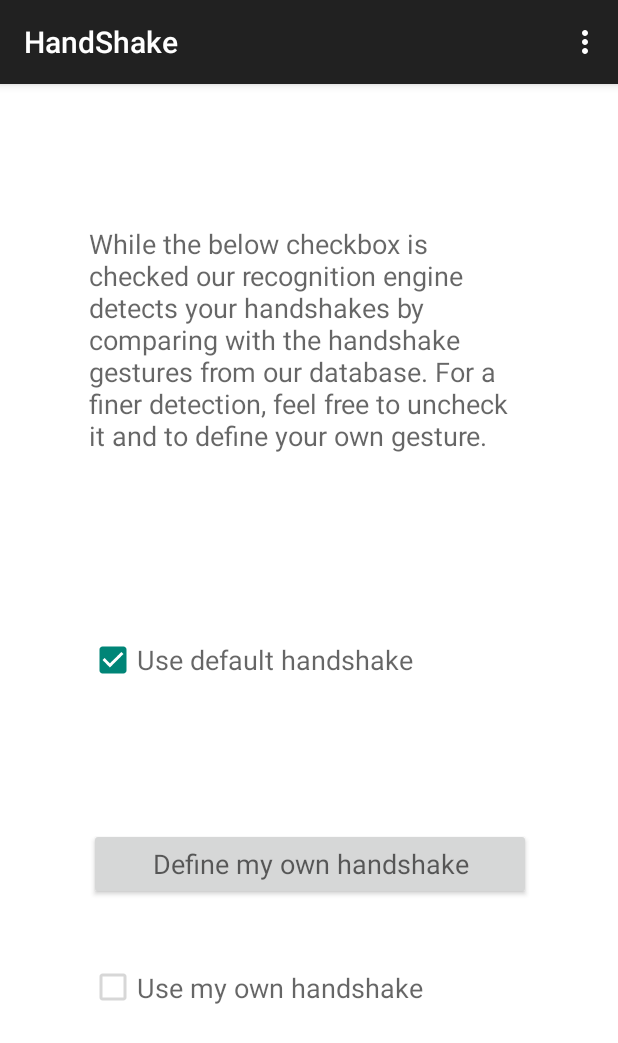
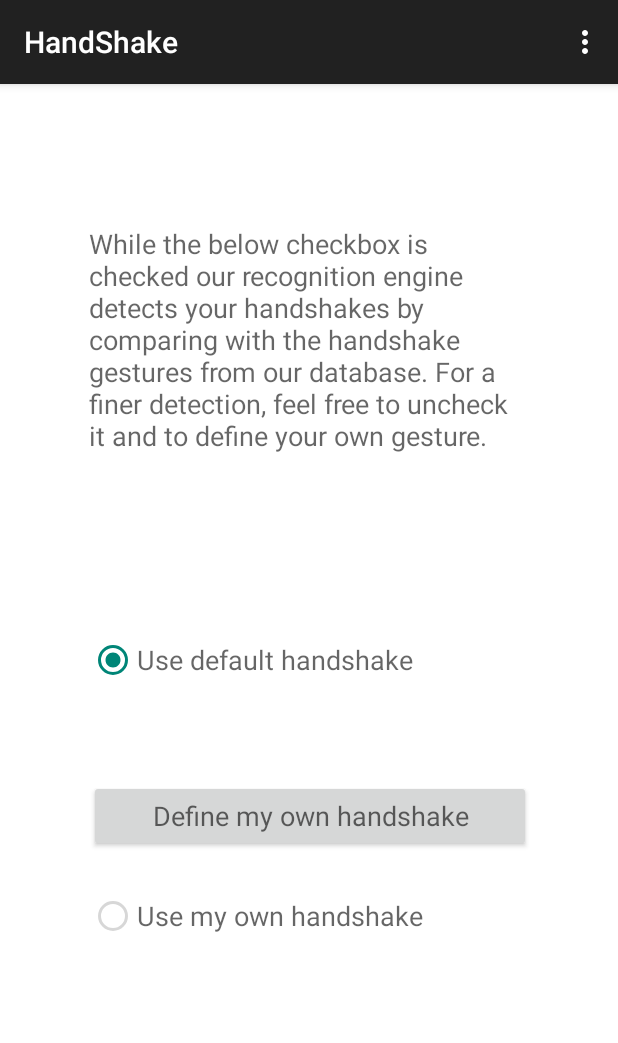
Before and after one commit to mvladm14/salute, an Android app: the HandShake screen opened directly, with no data from a screen before it, on a phone screen of 412 x 824 dp. Shown: the top 1043 px of the screen. Run offline under Robolectric (Android 15) with nearby library versions, the phone set to English and light mode, and no system bars; 3 statements that could not run were skipped.

Commit message:
Stored hardcoded handshake gesture in a file / list_in_memory

```diff
--- a/app/src/main/java/com/salve/activities/HandShake.java
+++ b/app/src/main/java/com/salve/activities/HandShake.java
@@ -5,11 +5,14 @@ import android.content.SharedPreferences;
 import android.os.Bundle;
 import android.preference.PreferenceManager;
 import android.support.v7.app.AppCompatActivity;
+import android.text.Editable;
+import android.text.TextWatcher;
 import android.view.Menu;
 import android.view.MenuItem;
 import android.view.View;
-import android.widget.CheckBox;
 import android.widget.CompoundButton;
+import android.widget.ImageView;
+import android.widget.RadioButton;
 import android.widget.TextView;
 
 import com.salve.R;
@@ -21,11 +24,14 @@ import java.util.Date;
 
 public class HandShake extends AppCompatActivity {
 
+    private static final String TAG = "HandShake";
+
     private HandShakeOpsImpl handShakeOps;
 
-    private CheckBox myOwnGesture;
-    private CheckBox defaultGesture;
+    private RadioButton myOwnGesture;
+    private RadioButton defaultGesture;
     private TextView gestureLearnedTextView;
+    private ImageView trashImageView;
 
     @Override
     protected void onCreate(Bundle savedInstanceState) {
@@ -45,26 +51,56 @@ public class HandShake extends AppCompatActivity {
     }
 
     private void initializeUIFields() {
-        myOwnGesture = (CheckBox) findViewById(R.id.handshake_myOwnGesture);
-        defaultGesture = (CheckBox) findViewById(R.id.handshake_defaultGesture);
+
+        trashImageView = (ImageView) findViewById(R.id.trashImageView);
+        myOwnGesture = (RadioButton) findViewById(R.id.handshake_myOwnGesture);
+        defaultGesture = (RadioButton) findViewById(R.id.handshake_defaultGesture);
         gestureLearnedTextView = (TextView) findViewById(R.id.handshake_gestureLearnedMessage);
+
+        trashImageView.setVisibility(View.INVISIBLE);
+
+        gestureLearnedTextView.addTextChangedListener(new TextWatcher() {
+            @Override
+            public void beforeTextChanged(CharSequence charSequence, int i, int i1, int i2) {
+
+            }
+
+            @Override
+            public void onTextChanged(CharSequence charSequence, int i, int i1, int i2) {
+                if (charSequence.length() == 0) {
+                    trashImageView.setVisibility(View.INVISIBLE);
+                    myOwnGesture.setEnabled(false);
+                } else {
+                    trashImageView.setVisibility(View.VISIBLE);
+                    myOwnGesture.setEnabled(true);
+                }
+            }
+
+            @Override
+            public void afterTextChanged(Editable editable) {
+
+            }
+        });
 
         Context ctx = getApplicationContext();
         SharedPreferences prefs = PreferenceManager.getDefaultSharedPreferences(ctx);
         defaultGesture.setChecked(prefs.getBoolean(SalvePreferences.DEFAULT_GESTURE, true));
         myOwnGesture.setChecked(prefs.getBoolean(SalvePreferences.MY_OWN_GESTURE, false));
+        gestureLearnedTextView.setText(prefs.getString(SalvePreferences.OWN_GESTURE_DEFINE_DATE, ""));
 
         myOwnGesture.setOnCheckedChangeListener(new CompoundButton.OnCheckedChangeListener() {
             @Override
             public void onCheckedChanged(CompoundButton compoundButton, boolean b) {
                 if (b) {
                     defaultGesture.setChecked(false);
+                    handShakeOps.restartClassification(SalvePreferences.MY_OWN_GESTURE);
                 }
                 Context ctx = getApplicationContext();
                 SharedPreferences prefs = PreferenceManager.getDefaultSharedPreferences(ctx);
                 SharedPreferences.Editor editor = prefs.edit();
                 editor.putBoolean(SalvePreferences.MY_OWN_GESTURE, b);
                 editor.apply();
+
             }
         });
 
@@ -73,6 +109,7 @@ public class HandShake extends AppCompatActivity {
             public void onCheckedChanged(CompoundButton compoundButton, boolean b) {
                 if (b) {
                     myOwnGesture.setChecked(false);
+                    handShakeOps.restartClassification(SalvePreferences.DEFAULT_GESTURE);
                 }
 
                 Context ctx = getApplicationContext();
@@ -122,5 +159,19 @@ public class HandShake extends AppCompatActivity {
 
         gestureLearnedTextView.setText(String.format("%s", "Defined on " + currentDateandTime));
         myOwnGesture.setEnabled(true);
+
+        Context ctx = getApplicationContext();
+        SharedPreferences prefs = PreferenceManager.getDefaultSharedPreferences(ctx);
+        SharedPreferences.Editor editor = prefs.edit();
+        editor.putString(SalvePreferences.OWN_GESTURE_DEFINE_DATE, String.format("%s", "Defined on " + currentDateandTime));
+        editor.apply();
+    }
+
+    public void deleteGestureData(View view) {
+        gestureLearnedTextView.setText("");
+        myOwnGesture.setChecked(false);
+        myOwnGesture.setEnabled(false);
+        defaultGesture.setChecked(true);
+        handShakeOps.deleteGestureData();
     }
 }
--- a/app/src/main/java/com/salve/activities/commands/StartTrainingCommand.java
+++ b/app/src/main/java/com/salve/activities/commands/StartTrainingCommand.java
@@ -4,6 +4,7 @@ import android.os.RemoteException;
 import android.util.Log;
 
 import com.salve.agrf.gestures.IGestureRecognitionService;
+import com.salve.preferences.SalvePreferences;
 
 /**
  * Created by Vlad on 7/18/2015.
@@ -20,7 +21,9 @@ public class StartTrainingCommand extends AbstractGestureRecognitionSvcCommand {
     public void execute() {
         Log.e(TAG, "executing...");
         try {
-            this.mGestureRecognitionService.startLearnMode("handshake", "HANDSHAKE");
+            this.mGestureRecognitionService.stopClassificationMode();
+            this.mGestureRecognitionService.startClassificationMode(SalvePreferences.MY_OWN_GESTURE);
+            this.mGestureRecognitionService.startLearnMode(SalvePreferences.MY_OWN_GESTURE, SalvePreferences.MY_OWN_GESTURE);
         } catch (RemoteException e) {
             e.printStackTrace();
         }
--- a/app/src/main/java/com/salve/activities/commands/StopTrainingCommand.java
+++ b/app/src/main/java/com/salve/activities/commands/StopTrainingCommand.java
@@ -4,6 +4,7 @@ import android.os.RemoteException;
 import android.util.Log;
 
 import com.salve.agrf.gestures.IGestureRecognitionService;
+import com.salve.preferences.SalvePreferences;
 
 /**
  * Created by Vlad on 7/18/2015.
@@ -21,6 +22,8 @@ public class StopTrainingCommand extends AbstractGestureRecognitionSvcCommand {
         Log.e(TAG, "executing...");
         try {
             this.mGestureRecognitionService.stopLearnMode();
+            this.mGestureRecognitionService.stopClassificationMode();
+            this.mGestureRecognitionService.startClassificationMode(SalvePreferences.DEFAULT_GESTURE);
         } catch (RemoteException e) {
             e.printStackTrace();
         }
--- a/app/src/main/java/com/salve/activities/operations/HandShakeOpsImpl.java
+++ b/app/src/main/java/com/salve/activities/operations/HandShakeOpsImpl.java
@@ -4,8 +4,10 @@ import android.app.Activity;
 import android.content.Context;
 import android.content.DialogInterface;
 import android.content.Intent;
+import android.content.SharedPreferences;
 import android.os.IBinder;
 import android.os.RemoteException;
+import android.preference.PreferenceManager;
 import android.support.v7.app.AlertDialog;
 import android.util.Log;
 import android.view.View;
@@ -22,6 +24,7 @@ import com.salve.agrf.gestures.GestureRecognitionService;
 import com.salve.agrf.gestures.IGestureRecognitionListener;
 import com.salve.agrf.gestures.IGestureRecognitionService;
 import com.salve.agrf.gestures.classifier.Distribution;
+import com.salve.preferences.SalvePreferences;
 import com.salve.tasks.UpdateHandshakeTask;
 
 /**
@@ -30,7 +33,6 @@ import com.salve.tasks.UpdateHandshakeTask;
 public class HandShakeOpsImpl implements IGestureConnectionServiceAsyncReply {
 
     private static final String TAG = "HandShakeOpsImpl";
-    private final String activeTrainingSet = "handshake";
 
     private IBinder gestureListenerStub;
     private GestureConnectionService gestureConnectionService;
@@ -47,7 +49,16 @@ public class HandShakeOpsImpl implements IGestureConnectionServiceAsyncReply {
             @Override
             public void onGestureLearned(String gestureName) throws RemoteException {
                 Log.e(TAG, String.format("%s learned", gestureName));
-                new UpdateHandshakeTask((HandShake)mActivity).execute();
+                new UpdateHandshakeTask((HandShake) mActivity).execute();
+
+                Context ctx = mActivity.getApplicationContext();
+                SharedPreferences prefs = PreferenceManager.getDefaultSharedPreferences(ctx);
+                if (prefs.getBoolean(SalvePreferences.DEFAULT_GESTURE, true)) {
+                    restartClassification(prefs.getString(SalvePreferences.DEFAULT_GESTURE, SalvePreferences.DEFAULT_GESTURE));
+                } else if (prefs.getBoolean(SalvePreferences.MY_OWN_GESTURE, true)) {
+                    restartClassification(prefs.getString(SalvePreferences.MY_OWN_GESTURE, SalvePreferences.MY_OWN_GESTURE));
+                }
+
             }
 
             @Override
@@ -120,10 +131,6 @@ public class HandShakeOpsImpl implements IGestureConnectionServiceAsyncReply {
         try {
             gestureConnectionService
                     .getRecognitionService()
-                    .startClassificationMode(activeTrainingSet);
-            Log.e(TAG, "Starting classification");
-            gestureConnectionService
-                    .getRecognitionService()
                     .registerListener(IGestureRecognitionListener.Stub.asInterface(gestureListenerStub));
             Log.e(TAG, "Listener registered");
         } catch (RemoteException e) {
@@ -139,4 +146,28 @@ public class HandShakeOpsImpl implements IGestureConnectionServiceAsyncReply {
     public void unbindService() {
         mActivity.unbindService(gestureConnectionService);
     }
+
+    public void deleteGestureData() {
+        try {
+            gestureConnectionService
+                    .getRecognitionService()
+                    .deleteTrainingSet(SalvePreferences.MY_OWN_GESTURE);
+        } catch (RemoteException e) {
+            e.printStackTrace();
+        }
+    }
+
+    public void restartClassification(String activeTrainingSet) {
+        Log.e(TAG, "Restarting classification with new training set: " + activeTrainingSet);
+        try {
+            gestureConnectionService
+                    .getRecognitionService()
+                    .stopClassificationMode();
+            gestureConnectionService
+                    .getRecognitionService()
+                    .startClassificationMode(activeTrainingSet);
+        } catch (RemoteException e) {
+            e.printStackTrace();
+        }
+    }
 }
--- a/app/src/main/java/com/salve/agrf/gestures/recorder/GestureRecorder.java
+++ b/app/src/main/java/com/salve/agrf/gestures/recorder/GestureRecorder.java
@@ -24,7 +24,7 @@ public class GestureRecorder implements BandAccelerometerEventListener {
     }
 
     final int MIN_GESTURE_SIZE = 8;
-    float THRESHOLD = 0.4f;
+    float THRESHOLD = 0.3f;
     boolean isRecording;
 
     int stepsSinceNoMovement;
@@ -65,7 +65,7 @@ public class GestureRecorder implements BandAccelerometerEventListener {
         if (recordMode == RecordMode.PUSH_TO_GESTURE) {
             isRecording = pushed;
             if (isRecording) {
-                gestureValues = new ArrayList<float[]>();
+                gestureValues = new ArrayList<>();
             } else {
                 if (gestureValues.size() > MIN_GESTURE_SIZE) {
                     listener.onGestureRecorded(gestureValues);
@@ -100,7 +100,7 @@ public class GestureRecorder implements BandAccelerometerEventListener {
                 } else if (calcVectorNorm(value) >= THRESHOLD) {
                     isRecording = true;
                     stepsSinceNoMovement = 0;
-                    gestureValues = new ArrayList<float[]>();
+                    gestureValues = new ArrayList<>();
                     gestureValues.add(value);
                 }
                 if (stepsSinceNoMovement == 10) {
--- a/app/src/main/java/com/salve/preferences/SalvePreferences.java
+++ b/app/src/main/java/com/salve/preferences/SalvePreferences.java
@@ -7,4 +7,6 @@ public class SalvePreferences {
 
     public static final String DEFAULT_GESTURE = "DEFAULT_GESTURE";
     public static final String MY_OWN_GESTURE = "MY_OWN_GESTURE";
+    public static final String OWN_GESTURE_DEFINE_DATE = "OWN_GESTURE_DEFINE_DATE";
+    public static final float GESTURE_IDENTIFICATION_THRESHOLD = 5.0f;
 }
--- a/app/src/main/res/layout/activity_hand_shake.xml
+++ b/app/src/main/res/layout/activity_hand_shake.xml
@@ -40,11 +40,11 @@
                 android:layout_weight="4"
                 android:orientation="horizontal">
 
-                <CheckBox
+                <RadioButton
                     android:id="@+id/handshake_defaultGesture"
                     android:layout_width="wrap_content"
                     android:layout_height="wrap_content"
-                    android:layout_gravity="center"/>
+                    android:layout_gravity="center" />
 
                 <TextView
                     android:id="@+id/handshake_defaultGestureLabel"
@@ -86,12 +86,12 @@
                 android:layout_weight="1"
                 android:orientation="horizontal">
 
-                <CheckBox
+                <RadioButton
                     android:id="@+id/handshake_myOwnGesture"
                     android:layout_width="wrap_content"
                     android:layout_height="wrap_content"
                     android:layout_gravity="center"
-                    android:enabled="false"/>
+                    android:enabled="false" />
 
                 <TextView
                     android:id="@+id/handshake_myOwnGestureLabel"
@@ -103,13 +103,34 @@
 
             </LinearLayout>
 
-            <TextView
-                android:id="@+id/handshake_gestureLearnedMessage"
-                android:layout_width="wrap_content"
-                android:layout_height="wrap_content"
-                android:layout_gravity="center"
-                android:textColor="@android:color/holo_green_dark"
-                android:textAppearance="?android:attr/textAppearanceListItemSmall" />
+            <LinearLayout
+                android:layout_width="match_parent"
+                android:layout_height="match_parent"
+                android:layout_weight="1"
+                android:orientation="horizontal">
+
+                <TextView
+                    android:id="@+id/handshake_gestureLearnedMessage"
+                    android:layout_width="match_parent"
+                    android:layout_height="match_parent"
+                    android:layout_weight="1"
+                    android:layout_gravity="center"
+                    android:gravity="center_vertical"
+                    android:textAppearance="?android:attr/textAppearanceListItemSmall"
+                    android:textColor="@android:color/holo_green_dark" />
+
+                <ImageView
+                    android:id="@+id/trashImageView"
+                    android:layout_width="match_parent"
+                    android:layout_height="match_parent"
+                    android:background="@drawable/red"
+                    android:paddingLeft="25dp"
+                    android:paddingRight="25dp"
+                    android:layout_weight="3"
+                    android:src="@drawable/trash"
+                    android:onClick="deleteGestureData"/>
+
+            </LinearLayout>
 
         </LinearLayout>
 
```
Also changed, not shown: app/src/main/java/com/salve/agrf/gestures/DefaultGesture.java (added, +69 -0 lines), app/src/main/java/com/salve/agrf/gestures/Gesture.java (+4 -4 lines), app/src/main/java/com/salve/agrf/gestures/GestureRecognitionService.java (+45 -15 lines), app/src/main/java/com/salve/agrf/gestures/classifier/GestureClassifier.java (+16 -2 lines).
